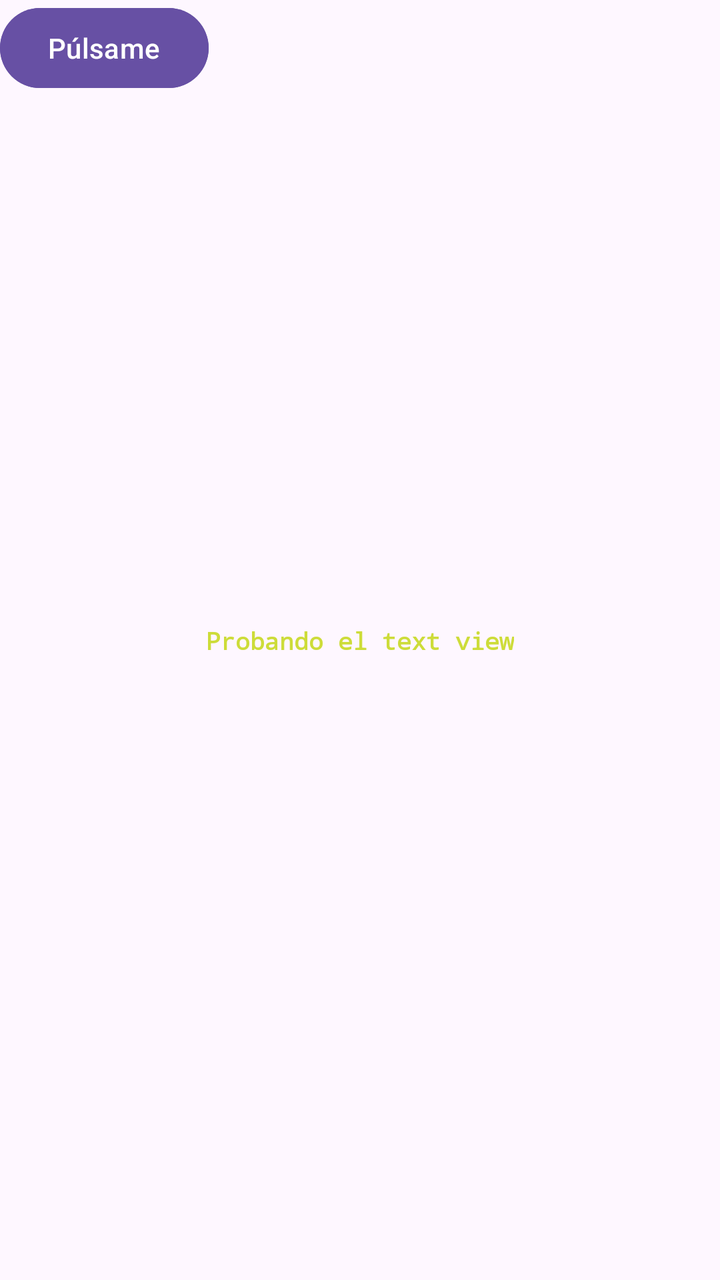
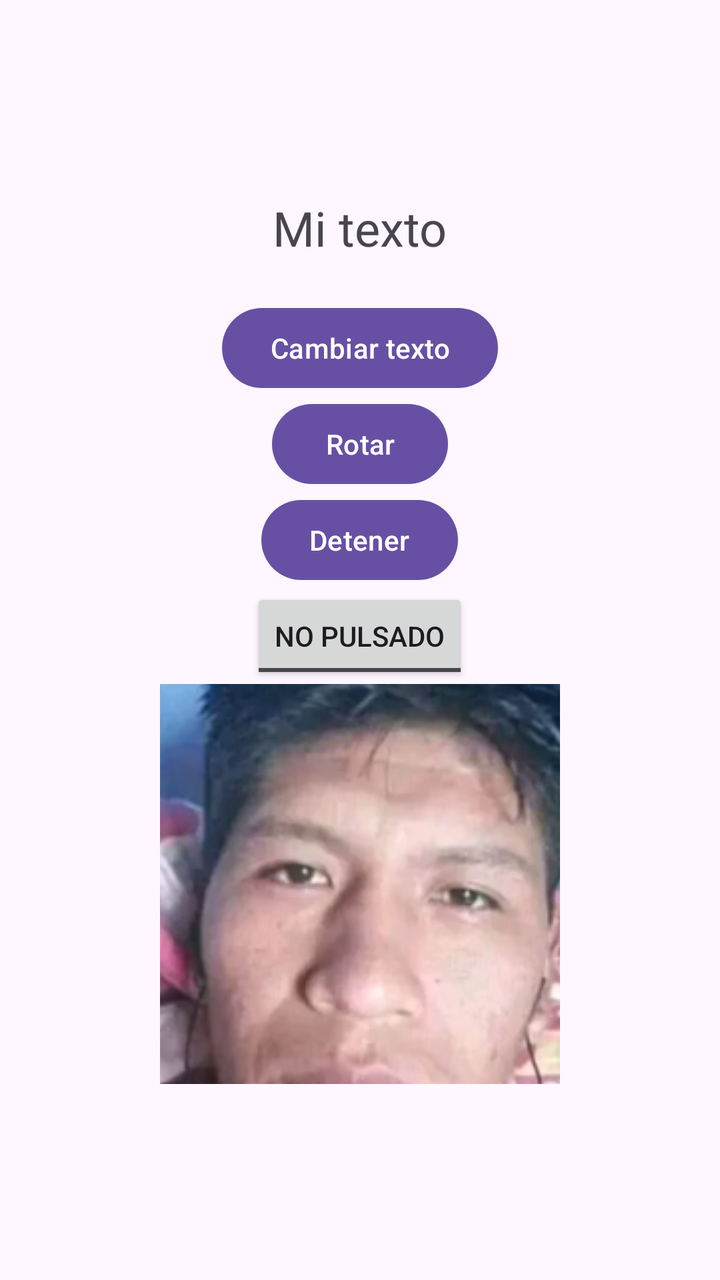

Two renders of the same Android screen: before a commit and after it. Below are the layout's source before the change and the commit's diff.
<!-- AndroidManifest.xml: application theme Theme.Tema4 -->
<!-- res/layout/activity_main.xml -->
<?xml version="1.0" encoding="utf-8"?>
<androidx.constraintlayout.widget.ConstraintLayout
    xmlns:android="http://schemas.android.com/apk/res/android"
    xmlns:app="http://schemas.android.com/apk/res-auto"
    xmlns:tools="http://schemas.android.com/tools"
    android:id="@+id/main"
    android:layout_width="match_parent"
    android:layout_height="match_parent"
    tools:context=".MainActivity">

    <TextView
        android:layout_width="wrap_content"
        android:layout_height="wrap_content"
        android:id="@+id/texto"
        android:text="Probando el text view"
        android:textColor="#CDDC39"
        android:textStyle="bold"
        android:textSize="12sp"
        android:typeface="monospace"
        app:layout_constraintBottom_toBottomOf="parent"
        app:layout_constraintEnd_toEndOf="parent"
        app:layout_constraintStart_toStartOf="parent"
        app:layout_constraintTop_toTopOf="parent" />

    <Button
        android:id="@+id/boton1"
        android:layout_width="wrap_content"
        android:layout_height="wrap_content"
        android:text="Púlsame"
        tools:ignore="MissingConstraints" />
    <Button
        android:id="@+id/boton2"
        android:layout_width="wrap_content"
        android:layout_height="wrap_content"
        android:text="Púlsame"
        tools:ignore="MissingConstraints" />

</androidx.constraintlayout.widget.ConstraintLayout>
<!-- resources referenced by this layout -->
<resources>
  <style name="Theme.Tema4" parent="Base.Theme.Tema4" />
  <style name="Base.Theme.Tema4" parent="Theme.Material3.DayNight.NoActionBar">
          
          
      </style>
</resources>

<!-- the commit's change to res/layout/activity_main.xml (unified diff, before → after) -->
@@ -1,38 +1,50 @@
-<?xml version="1.0" encoding="utf-8"?>
-<androidx.constraintlayout.widget.ConstraintLayout
+<LinearLayout
     xmlns:android="http://schemas.android.com/apk/res/android"
-    xmlns:app="http://schemas.android.com/apk/res-auto"
-    xmlns:tools="http://schemas.android.com/tools"
-    android:id="@+id/main"
     android:layout_width="match_parent"
     android:layout_height="match_parent"
-    tools:context=".MainActivity">
+    android:orientation="vertical"
+    android:gravity="center"
+    android:padding="20dp">
 
     <TextView
+        android:id="@+id/texto"
         android:layout_width="wrap_content"
         android:layout_height="wrap_content"
-        android:id="@+id/texto"
-        android:text="Probando el text view"
-        android:textColor="#CDDC39"
-        android:textStyle="bold"
-        android:textSize="12sp"
-        android:typeface="monospace"
-        app:layout_constraintBottom_toBottomOf="parent"
-        app:layout_constraintEnd_toEndOf="parent"
-        app:layout_constraintStart_toStartOf="parent"
-        app:layout_constraintTop_toTopOf="parent" />
+        android:text="Mi texto"
+        android:textSize="24sp"
+        android:layout_marginBottom="20dp" />
 
     <Button
         android:id="@+id/boton1"
         android:layout_width="wrap_content"
         android:layout_height="wrap_content"
-        android:text="Púlsame"
-        tools:ignore="MissingConstraints" />
+        android:text="Cambiar texto" />
+
     <Button
         android:id="@+id/boton2"
         android:layout_width="wrap_content"
         android:layout_height="wrap_content"
-        android:text="Púlsame"
-        tools:ignore="MissingConstraints" />
+        android:text="Rotar" />
 
-</androidx.constraintlayout.widget.ConstraintLayout>
+    <Button
+        android:id="@+id/boton3"
+        android:layout_width="wrap_content"
+        android:layout_height="wrap_content"
+        android:text="Detener" />
+    <ToggleButton
+        android:layout_width="wrap_content"
+        android:layout_height="wrap_content"
+        android:id="@+id/miToggleButton"
+        android:textOn="LogToggleButton"
+        android:textOff="No Pulsado"
+        android:text="Pulsado" />
+    <ImageButton
+        android:id="@+id/miImageButton"
+        android:layout_width="200dp"
+        android:layout_height="200dp"
+        android:src="@drawable/imagen1"
+        />
+
+
+
+</LinearLayout>
<!-- resource entries referenced after the edit -->
@@ -1,5 +1,6 @@
 <!-- resources referenced by this layout -->
 <resources>
+  <!-- drawable imagen1: png bitmap (drawable, 181461 bytes) -->
   <style name="Theme.Tema4" parent="Base.Theme.Tema4" />
   <style name="Base.Theme.Tema4" parent="Theme.Material3.DayNight.NoActionBar">
           
